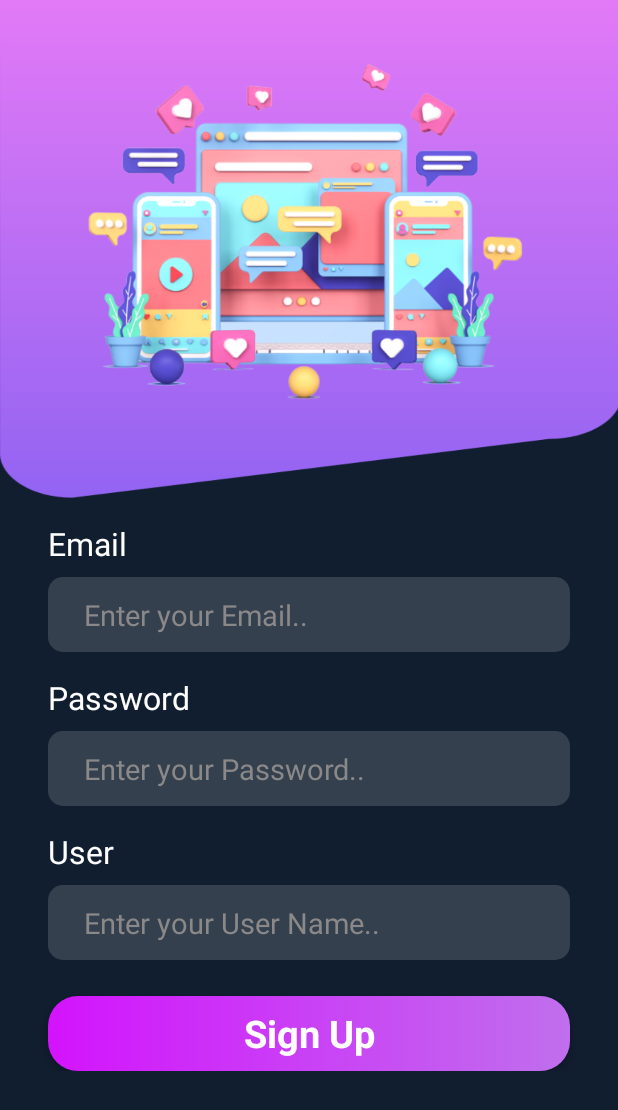
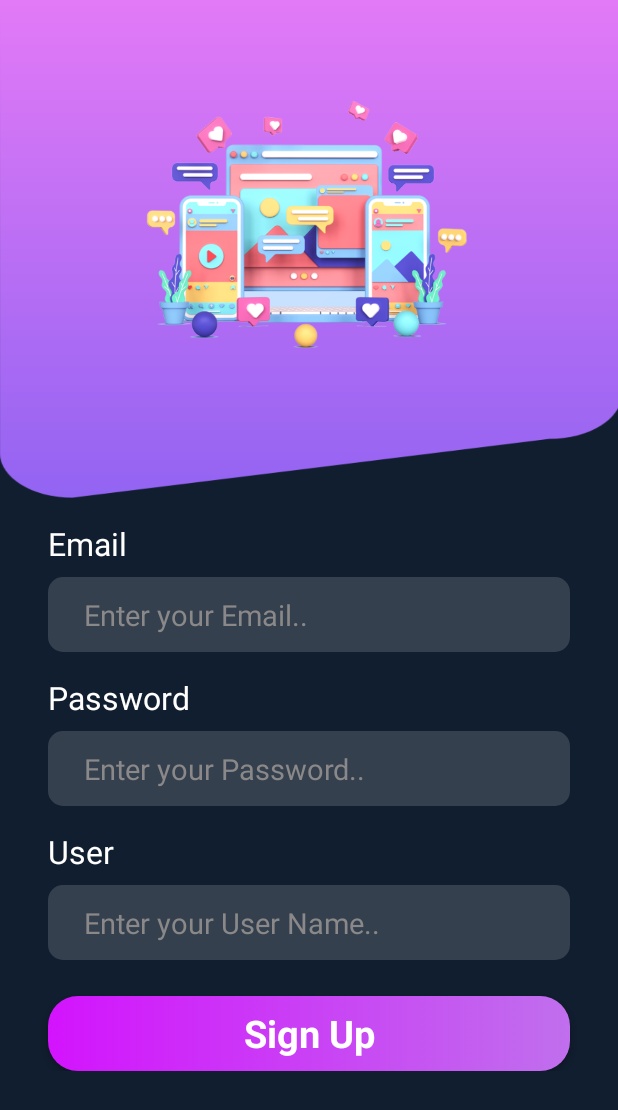
Before and after one commit to AdrianReyes98/shopClothes_App, an Android app: the SignUpActivity screen opened directly, with no data from a screen before it, on a phone screen of 412 x 824 dp. Shown: the top 1110 px of the screen. Run offline under Robolectric (Android 15) with nearby library versions, the phone set to English and light mode, and no system bars.

Commit message:
Commit Jul 14 9:09 AM

```diff
--- a/app/src/main/java/fisei/reyespc/shopclothes_app/Controllers/UserController.java
+++ b/app/src/main/java/fisei/reyespc/shopclothes_app/Controllers/UserController.java
@@ -1,13 +1,12 @@
 package fisei.reyespc.shopclothes_app.Controllers;
 
 
+import fisei.reyespc.shopclothes_app.Models.AuthenticationResponse;
 import fisei.reyespc.shopclothes_app.Models.ResponseUser;
 import fisei.reyespc.shopclothes_app.Models.User;
 import retrofit2.Call;
 import retrofit2.http.Body;
-import retrofit2.http.GET;
 import retrofit2.http.POST;
-import retrofit2.http.Path;
 
 /*
 */
@@ -17,4 +16,7 @@ public interface UserController {
     @POST("/User")
     public Call<ResponseUser> newUser(@Body User user);
 
+    @POST("/User/login")
+    public Call<AuthenticationResponse> loginUser(@Body User user);
+
 }
--- a/app/src/main/res/layout/activity_sign_up.xml
+++ b/app/src/main/res/layout/activity_sign_up.xml
@@ -27,26 +27,38 @@
                     android:id="@+id/imageViewTop"
                     android:layout_width="415dp"
                     android:layout_height="332dp"
+                    android:contentDescription="TODO"
                     android:scaleType="fitXY"
                     app:layout_constraintBottom_toBottomOf="parent"
                     app:layout_constraintEnd_toEndOf="parent"
                     app:layout_constraintStart_toStartOf="parent"
                     app:layout_constraintTop_toTopOf="parent"
-                    app:srcCompat="@drawable/top_background"
-                    android:contentDescription="TODO" />
+                    app:srcCompat="@drawable/top_background" />
 
                 <ImageView
                     android:id="@+id/imageViewLogo"
-                    android:layout_width="409dp"
-                    android:layout_height="314dp"
+                    android:layout_width="356dp"
+                    android:layout_height="196dp"
+                    android:contentDescription="TODO"
                     app:layout_constraintBottom_toBottomOf="@+id/imageViewTop"
                     app:layout_constraintEnd_toEndOf="parent"
-                    app:layout_constraintHorizontal_bias="0.0"
+                    app:layout_constraintHorizontal_bias="0.49"
                     app:layout_constraintStart_toStartOf="parent"
                     app:layout_constraintTop_toTopOf="parent"
-                    app:layout_constraintVertical_bias="0.07"
-                    app:srcCompat="@drawable/logo"
-                    android:contentDescription="TODO" />
+                    app:layout_constraintVertical_bias="0.404"
+                    app:srcCompat="@drawable/logo" />
+
+                <ProgressBar
+                    android:id="@+id/progressBar"
+                    style="?android:attr/progressBarStyle"
+                    android:layout_width="69dp"
+                    android:layout_height="63dp"
+                    android:layout_marginBottom="32dp"
+                    android:backgroundTint="#5C0B0B"
+                    android:visibility="invisible"
+                    app:layout_constraintBottom_toBottomOf="@+id/imageViewTop"
+                    app:layout_constraintEnd_toEndOf="parent"
+                    app:layout_constraintStart_toStartOf="parent" />
             </androidx.constraintlayout.widget.ConstraintLayout>
 
             <LinearLayout
```
Also changed, not shown: app/src/main/java/fisei/reyespc/shopclothes_app/Models/AuthResponse.java (added, +23 -0 lines), app/src/main/java/fisei/reyespc/shopclothes_app/Models/AuthenticationResponse.java (added, +31 -0 lines), app/src/main/java/fisei/reyespc/shopclothes_app/UI/SignInActivity.java (+33 -4 lines).
